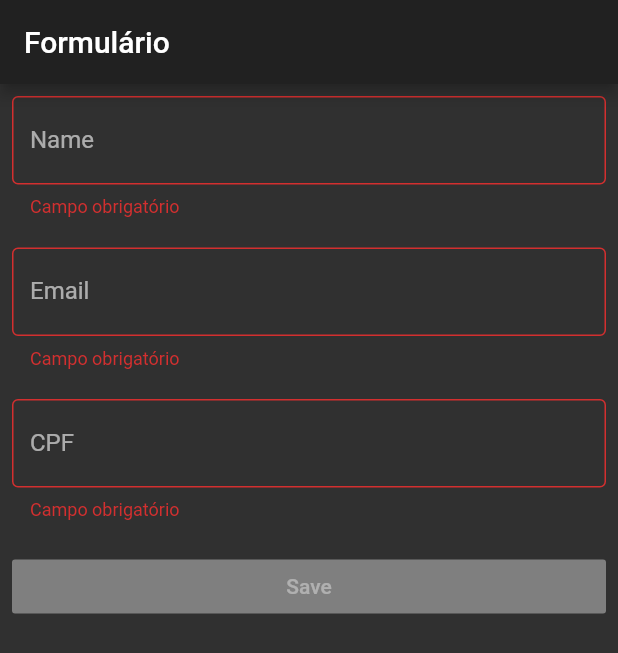
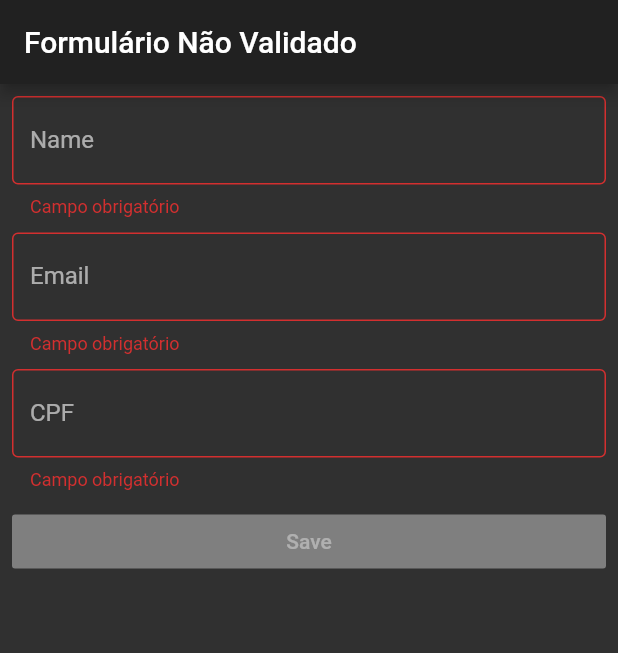
Before and after one commit to jhiltonsantos/zero-to-hero, a Flutter app: the screen it shows after launch, on a phone screen of 412 x 824 dp. Shown: the top 653 px of the screen. Run offline on Flutter 3.47's test engine with Material 2 defaults, Android fonts, the phone set to English and light mode, and no system bars; our stand-ins replace cloud_firestore, dio, flutter_mobx, mobx, rxdart; missing offline and left inert: hasura_connect; accounts and stored records are empty; generated files the repository leaves out were written again.

Commit message:
mobx formulario

```diff
--- /dev/null
+++ b/mobx_form/lib/body.dart
@@ -0,0 +1,80 @@
+import 'package:flutter/material.dart';
+import 'package:flutter_mobx/flutter_mobx.dart';
+import 'package:provider/provider.dart';
+
+import 'controller/controller.dart';
+
+class BodyWidget extends StatelessWidget {
+
+  _textField({String labelText, onChanged, String Function() errorText}) {
+    return TextField(
+      onChanged: onChanged,
+      decoration: InputDecoration(
+        border: OutlineInputBorder(),
+        labelText: labelText,
+        errorText: errorText == null ? null : errorText(),
+      ),
+    );
+  }
+
+  @override
+  Widget build(BuildContext context) {
+    final controller = Provider.of<Controller>(context);
+
+    return Padding(
+      padding: EdgeInsets.all(8.0),
+      child: Column(
+        crossAxisAlignment: CrossAxisAlignment.stretch,
+        children: <Widget>[
+          Flexible(
+            child: Observer(
+              builder: (_) {
+                return _textField(
+                    labelText: 'Name',
+                    onChanged: controller.client.changedName,
+                    errorText: controller.validateName);
+              },
+            ),
+          ),
+          SizedBox(
+            height: 10.0,
+          ),
+          Flexible(
+            child: Observer(
+              builder: (_) {
+                return _textField(
+                    labelText: 'Email',
+                    onChanged: controller.client.changedEmail,
+                    errorText: controller.validateEmail);
+              },
+            ),
+          ),
+          SizedBox(
+            height: 10.0,
+          ),
+          Flexible(
+            child: Observer(
+              builder: (_) {
+                return _textField(
+                    labelText: 'CPF',
+                    onChanged: controller.client.changedCpf,
+                    errorText: controller.validateCpf);
+              },
+            ),
+          ),
+          SizedBox(
+            height: 10.0,
+          ),
+          Flexible(
+            child: Observer(builder: (_) {
+              return RaisedButton(
+                onPressed: controller.isValidSave ? () {} : null,
+                child: Text('Save'),
+              );
+            }),
+          ),
+        ],
+      ),
+    );
+  }
+}
--- a/mobx_form/lib/controller/controller.dart
+++ b/mobx_form/lib/controller/controller.dart
@@ -32,11 +32,13 @@ abstract class _ControllerBase with Store {
   }
 
   String validateCpf() {
-    if (client.email == null || client.email.isEmpty) {
+    if (client.cpf == null || client.cpf.isEmpty) {
       return 'Campo obrigatório';
-    } else if (!client.email.contains("@")) {
-      return 'Email não válido';
     }
     return null;
   }
+
+  disposeApp() {
+
+  }
 }
--- a/mobx_form/lib/home.dart
+++ b/mobx_form/lib/home.dart
@@ -1,6 +1,8 @@
 import 'package:flutter/material.dart';
 import 'package:flutter_mobx/flutter_mobx.dart';
+import 'package:provider/provider.dart';
 
+import 'body.dart';
 import 'controller/controller.dart';
 
 class MyHomePage extends StatefulWidget {
@@ -13,72 +15,20 @@ class MyHomePage extends StatefulWidget {
 }
 
 class _MyHomePageState extends State<MyHomePage> {
-  final controller = Controller();
-
-  _textField({String labelText, onChanged, String Function() errorText}) {
-    return TextField(
-      onChanged: onChanged,
-      decoration: InputDecoration(
-        border: OutlineInputBorder(),
-        labelText: labelText,
-        errorText: errorText == null ? null : errorText(),
-      ),
-    );
-  }
-
   @override
   Widget build(BuildContext context) {
+    final controller = Provider.of<Controller>(context); // Forma com Provider
+    // final controller = Controller(); //Forma Normal
+
     return Scaffold(
       appBar: AppBar(
-        title: Text("Formulário"),
+        title: Observer(builder: (_) {
+          return Text(controller.isValidSave
+              ? 'Formulário Validado'
+              : 'Formulário Não Validado');
+        }),
       ),
-      body: Padding(
-        padding: EdgeInsets.all(8.0),
-        child: Column(
-          crossAxisAlignment: CrossAxisAlignment.stretch,
-          children: <Widget>[
-            Observer(
-              builder: (_) {
-                return _textField(
-                    labelText: 'Name',
-                    onChanged: controller.client.changedName,
-                    errorText: controller.validateName);
-              },
-            ),
-            SizedBox(
-              height: 20.0,
-            ),
-            Observer(
-              builder: (_) {
-                return _textField(
-                    labelText: 'Email',
-                    onChanged: controller.client.changedEmail,
-                    errorText: controller.validateEmail);
-              },
-            ),
-            SizedBox(
-              height: 20.0,
-            ),
-            Observer(
-              builder: (_) {
-                return _textField(
-                    labelText: 'CPF',
-                    onChanged: controller.client.changedCpf,
-                    errorText: controller.validateCpf);
-              },
-            ),
-            SizedBox(
-              height: 20.0,
-            ),
-            Observer(builder: (_) {
-              return RaisedButton(
-                onPressed: controller.isValidSave ? () {} : null,
-                child: Text('Save'),
-              );
-            }),
-          ],
-        ),
-      ),
+      body: BodyWidget(),
     );
   }
 }
--- a/mobx_form/lib/main.dart
+++ b/mobx_form/lib/main.dart
@@ -1,5 +1,7 @@
 import 'package:flutter/material.dart';
+import 'package:provider/provider.dart';
 
+import 'controller/controller.dart';
 import 'home.dart';
 
 // Já gera sempre rodar alguma alteração
@@ -13,10 +15,18 @@ class MyApp extends StatelessWidget {
   // This widget is the root of your application.
   @override
   Widget build(BuildContext context) {
-    return MaterialApp(
-      title: 'Flutter Demo',
-      theme: ThemeData.dark(),
-      home: MyHomePage(title: 'Flutter Demo Home Page'),
+    return MultiProvider(
+      providers: [
+        Provider<Controller>(
+          create: (_) => Controller(),
+          dispose: (_, controller) => controller.disposeApp(),
+        ),
+      ],
+      child: MaterialApp(
+        title: 'Flutter Demo',
+        theme: ThemeData.dark(),
+        home: MyHomePage(title: 'Flutter Demo Home Page'),
+      ),
     );
   }
 }
--- a/mobx_form/pubspec.yaml
+++ b/mobx_form/pubspec.yaml
@@ -13,6 +13,7 @@ dependencies:
   cupertino_icons: ^0.1.3
   mobx: ^1.2.1+1
   flutter_mobx: ^1.1.0+1
+  provider: ^4.3.1
 
 
 dev_dependencies:
```
Also changed, not shown: mobx_form/pubspec.lock.
